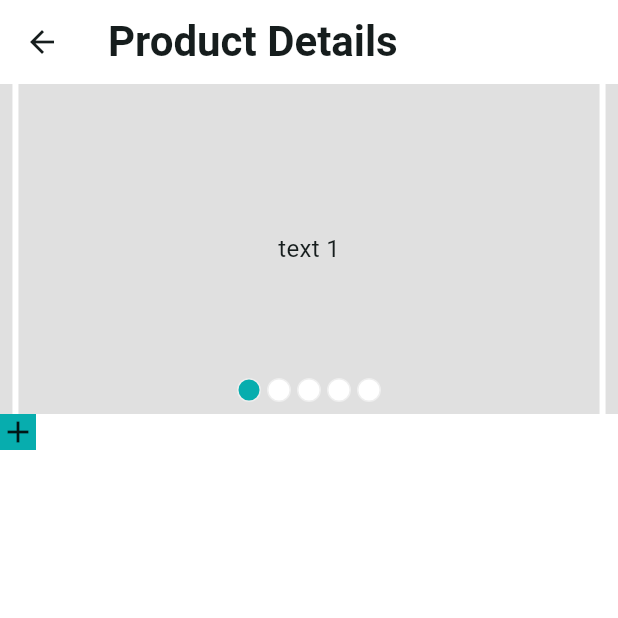
After one commit to 73-sk-nahid/ecommerz, a Flutter app: the screen it shows after launch, after a tap on "Nike Shoe latest edition - RF45GH", on a phone screen of 412 x 824 dp, the top half of it. The commit adds this screen. Run offline on Flutter 3.47's test engine with Material 3 defaults, Android fonts, the phone set to English and light mode, and no system bars; drawn by our look-alikes of carousel_slider; our stand-ins replace flutter_svg, get, pin_code_fields.

Commit message:
product details

```diff
--- a/lib/app/app.dart
+++ b/lib/app/app.dart
@@ -7,6 +7,7 @@ import 'package:ecommerz/features/auth/ui/screens/splash_screen.dart';
 import 'package:ecommerz/features/category/ui/screens/category_list_screen.dart';
 import 'package:ecommerz/features/common/ui/screens/main_bottom_nav_screen.dart';
 import 'package:ecommerz/features/home/ui/screens/home_screen.dart';
+import 'package:ecommerz/features/product/ui/screens/product_details_screen.dart';
 import 'package:ecommerz/features/product/ui/screens/product_list_screen.dart';
 import 'package:flutter/material.dart';
 import 'package:get/get.dart';
@@ -41,6 +42,9 @@ class CraftyBay extends StatelessWidget {
         } else if (settings.name == ProductListScreen.name) {
           String name = settings.arguments as String;
           widget = ProductListScreen(categoryName: name);
+        } else if (settings.name == ProductDetailsScreen.name) {
+          int productId = settings.arguments as int;
+          widget = ProductDetailsScreen(productId: productId,);
         }
         return MaterialPageRoute(builder: (ctx) {
           return widget;
--- a/lib/features/common/ui/widgets/product_item_widget.dart
+++ b/lib/features/common/ui/widgets/product_item_widget.dart
@@ -1,3 +1,4 @@
+import 'package:ecommerz/features/product/ui/screens/product_details_screen.dart';
 import 'package:flutter/material.dart';
 
 import '../../../../app/app_colors.dart';
@@ -9,7 +10,11 @@ class ProductItemWidget extends StatelessWidget {
 
   @override
   Widget build(BuildContext context) {
-    return SizedBox(
+    return GestureDetector(
+      onTap: (){
+        Navigator.pushNamed(context, ProductDetailsScreen.name, arguments: 1);
+      },
+      child: SizedBox(
         width: 140,
         child: Card(
           color: Colors.white,
@@ -44,7 +49,7 @@ class ProductItemWidget extends StatelessWidget {
                         color: Colors.black54,
                       ),
                     ),
-                  SizedBox(
+                    const SizedBox(
                       height: 2,
                     ),
                     Row(
@@ -97,6 +102,7 @@ class ProductItemWidget extends StatelessWidget {
             ],
           ),
         ),
+      ),
     );
   }
 }
--- /dev/null
+++ b/lib/features/product/ui/screens/product_details_screen.dart
@@ -0,0 +1,37 @@
+import 'package:ecommerz/features/product/ui/widgets/product_image-carousel_slider.dart';
+import 'package:ecommerz/features/product/ui/widgets/prudct_quantity_inc_dec_button.dart';
+import 'package:flutter/material.dart';
+
+class ProductDetailsScreen extends StatefulWidget {
+  const ProductDetailsScreen({super.key, required this.productId});
+
+  final int productId;
+
+  static const String name = '/product/product-details';
+
+  @override
+  State<ProductDetailsScreen> createState() => _ProductDetailsScreenState();
+}
+
+class _ProductDetailsScreenState extends State<ProductDetailsScreen> {
+  @override
+  Widget build(BuildContext context) {
+    return Scaffold(
+      appBar: AppBar(
+        title: Text('Product Details'),
+      ),
+      body: Column(
+        children: [
+          ProductImageCarouselSlider(),
+          Row(
+            children: [
+              ProductQuantityIncDecButton(),
+              Column(
+              )
+            ],
+          )
+        ],
+      ),
+    );
+  }
+}
--- /dev/null
+++ b/lib/features/product/ui/widgets/product_image-carousel_slider.dart
@@ -0,0 +1,76 @@
+import 'package:ecommerz/app/app_colors.dart';
+import 'package:flutter/material.dart';
+import 'package:carousel_slider/carousel_slider.dart';
+
+class ProductImageCarouselSlider extends StatefulWidget {
+  const ProductImageCarouselSlider({
+    super.key,
+  });
+
+  @override
+  State<ProductImageCarouselSlider> createState() => _ProductImageCarouselSliderState();
+}
+
+class _ProductImageCarouselSliderState extends State<ProductImageCarouselSlider> {
+  final ValueNotifier<int> _selectedIndex = ValueNotifier(0);
+
+  @override
+  Widget build(BuildContext context) {
+    return Stack(
+      children: [
+        CarouselSlider(
+          options: CarouselOptions(
+              height: 220.0,
+              viewportFraction: 0.95,
+              onPageChanged: (currentIndex, reason) {
+                _selectedIndex.value = currentIndex;
+              }),
+          items: [1, 2, 3, 4, 5].map((i) {
+            return Builder(
+              builder: (BuildContext context) {
+                return Container(
+                    width: MediaQuery.of(context).size.width,
+                    margin: const EdgeInsets.symmetric(horizontal: 2),
+                    decoration: const BoxDecoration(
+                      color: Colors.black12,
+                    ),
+                    child: Center(
+                        child: Text(
+                      'text $i',
+                      style: const TextStyle(fontSize: 16.0),
+                    )));
+              },
+            );
+          }).toList(),
+        ),
+        Positioned(
+          bottom: 8,
+          left: 0,
+          right: 0,
+          child: ValueListenableBuilder(
+              valueListenable: _selectedIndex,
+              builder: (context, value, _) {
+                return Row(
+                  mainAxisAlignment: MainAxisAlignment.center,
+                  children: [
+                    for (int i = 0; i < 5; i++)
+                      Container(
+                        width: 16,
+                        height: 16,
+                        margin: const EdgeInsets.symmetric(horizontal: 2),
+                        decoration: BoxDecoration(
+                          color: value == i
+                              ? AppColors.themeColor
+                              : Colors.white,
+                          border: Border.all(color: Colors.grey.shade200),
+                          borderRadius: BorderRadius.circular(20),
+                        ),
+                      )
+                  ],
+                );
+              }),
+        )
+      ],
+    );
+  }
+}
--- /dev/null
+++ b/lib/features/product/ui/widgets/prudct_quantity_inc_dec_button.dart
@@ -0,0 +1,26 @@
+import 'package:ecommerz/app/app_colors.dart';
+import 'package:flutter/material.dart';
+
+class ProductQuantityIncDecButton extends StatefulWidget {
+  const ProductQuantityIncDecButton({super.key});
+
+  @override
+  State<ProductQuantityIncDecButton> createState() => _ProductQuantityIncDecButtonState();
+}
+
+class _ProductQuantityIncDecButtonState extends State<ProductQuantityIncDecButton> {
+  @override
+  Widget build(BuildContext context) {
+    return Row(
+      children: [
+        Container(
+          decoration: BoxDecoration(
+            color: AppColors.themeColor,
+          ),
+          alignment: Alignment.center,
+          child: Icon(Icons.add),
+        )
+      ],
+    );
+  }
+}
```
Lines whose indentation alone changed are shown as unchanged.
